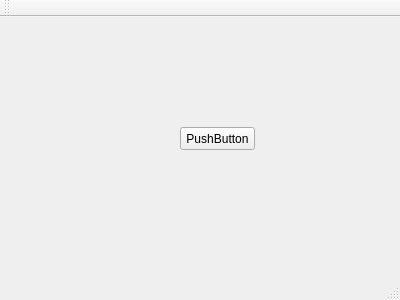
Before: the Qt Designer form mainwindow.ui in daylight21/test, drawn with Qt 5.
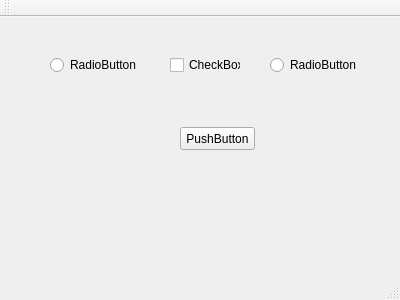
After: the same form once the commit is applied.

The edit to the form file:
```diff
--- a/mainwindow.ui
+++ b/mainwindow.ui
@@ -27,6 +27,45 @@
      <string>PushButton</string>
     </property>
    </widget>
+   <widget class="QRadioButton" name="radioButton">
+    <property name="geometry">
+     <rect>
+      <x>50</x>
+      <y>40</y>
+      <width>89</width>
+      <height>16</height>
+     </rect>
+    </property>
+    <property name="text">
+     <string>RadioButton</string>
+    </property>
+   </widget>
+   <widget class="QCheckBox" name="checkBox">
+    <property name="geometry">
+     <rect>
+      <x>170</x>
+      <y>40</y>
+      <width>71</width>
+      <height>16</height>
+     </rect>
+    </property>
+    <property name="text">
+     <string>CheckBox</string>
+    </property>
+   </widget>
+   <widget class="QRadioButton" name="radioButton_2">
+    <property name="geometry">
+     <rect>
+      <x>270</x>
+      <y>40</y>
+      <width>89</width>
+      <height>16</height>
+     </rect>
+    </property>
+    <property name="text">
+     <string>RadioButton</string>
+    </property>
+   </widget>
   </widget>
   <widget class="QMenuBar" name="menuBar">
    <property name="geometry">
```
